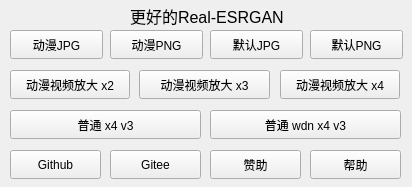
First picture: the form in QMake/better_real_esrgan.ui, repository Grey-Wind/Better-Real-ESRGAN, before the edit.
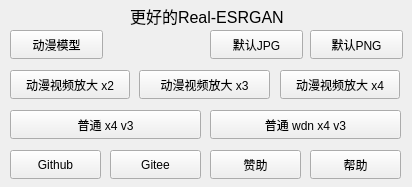
Second picture: the form after the edit. Icons and pictures are not drawn.

Commit message: 移除动漫优化按钮，新增动漫优化窗口

Diff of the .ui file:
```diff
--- a/QMake/better_real_esrgan.ui
+++ b/QMake/better_real_esrgan.ui
@@ -58,20 +58,7 @@
      </rect>
     </property>
     <property name="text">
-     <string>动漫JPG</string>
-    </property>
-   </widget>
-   <widget class="QPushButton" name="AnimePNG">
-    <property name="geometry">
-     <rect>
-      <x>110</x>
-      <y>30</y>
-      <width>93</width>
-      <height>29</height>
-     </rect>
-    </property>
-    <property name="text">
-     <string>动漫PNG</string>
+     <string>动漫模型</string>
     </property>
    </widget>
    <widget class="QPushButton" name="DefaultJPG">
```
Left out of the diff: 5 changed lines with no effect on the pictures. The commit also changes 8 other files.
